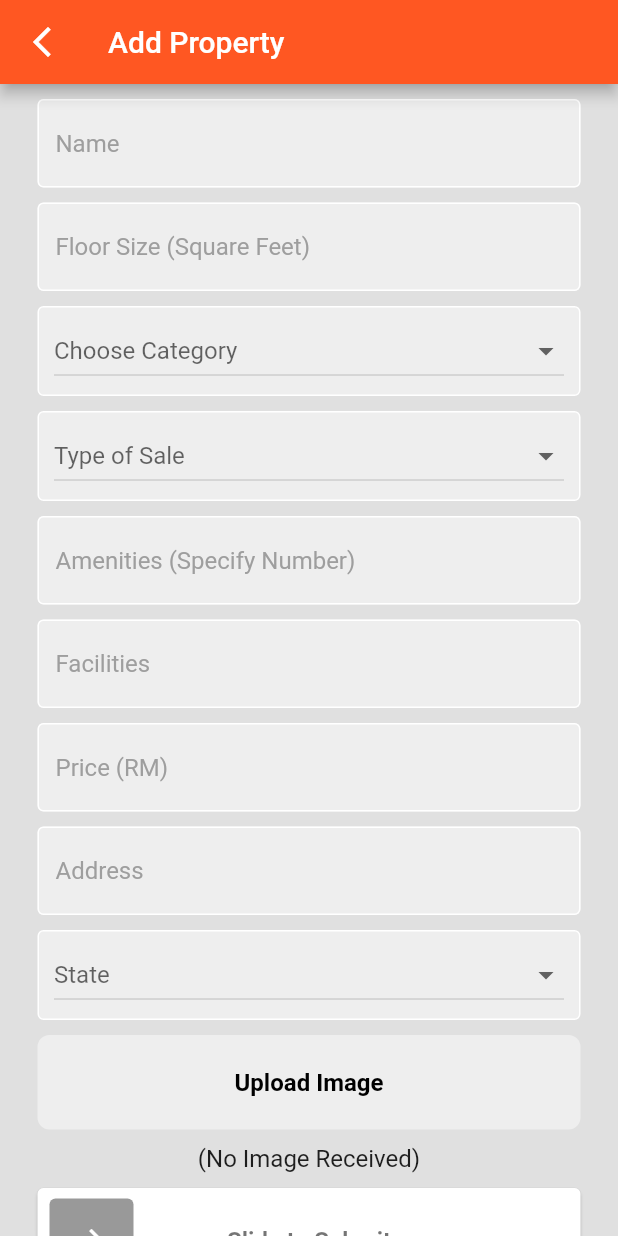
After one commit to taiteng/6002CEM_G4_ProjectJen, a Flutter app: the OwnerAddProperty screen opened directly, on a phone screen of 412 x 824 dp. The commit adds this screen. Run offline on Flutter 3.47's test engine with Material 2 defaults, Android fonts, the phone set to English and light mode, and no system bars; drawn by our look-alikes of slide_to_act; our stand-ins replace cloud_firestore, file_picker, firebase_auth, firebase_core, firebase_storage, google_sign_in and 1 more; accounts and stored records are empty.

Commit message:
done upload file function, fixed UI and done form owner property

```diff
--- a/lib/(Demo)home.dart
+++ b/lib/(Demo)home.dart
@@ -1,5 +1,5 @@
 import 'package:flutter/material.dart';
-import 'package:projectjen/(Demo)get_property_details.dart';
+import 'package:projectjen/user_get_recently_viewed.dart';
 import 'package:cloud_firestore/cloud_firestore.dart';
 
 class Home extends StatefulWidget {
@@ -49,7 +49,7 @@ class _HomeState extends State<Home> {
                             child: ListTile(
                               leading: Icon(Icons.home),
                               tileColor: Colors.yellowAccent,
-                              title: GetPropertyDetails(propertyID: propertyIDs[index],),
+                              title: GetRecentlyViewed(propertyID: propertyIDs[index],),
                             ),
                           );
                         },
--- /dev/null
+++ b/lib/owner_add_property.dart
@@ -0,0 +1,339 @@
+import 'dart:io';
+import 'package:slide_to_act/slide_to_act.dart';
+import 'package:flutter/cupertino.dart';
+import 'package:flutter/material.dart';
+import 'package:projectjen/owner_home.dart';
+import 'package:projectjen/property_text_field.dart';
+import 'package:file_picker/file_picker.dart';
+import 'package:firebase_storage/firebase_storage.dart';
+
+class OwnerAddProperty extends StatefulWidget {
+  const OwnerAddProperty({Key? key}) : super(key: key);
+
+  @override
+  State<OwnerAddProperty> createState() => _OwnerAddPropertyState();
+}
+
+class _OwnerAddPropertyState extends State<OwnerAddProperty> {
+
+  final nameController = TextEditingController();
+  final floorSizeController = TextEditingController();
+  final priceController = TextEditingController();
+  final locationController = TextEditingController();
+  final amenityController = TextEditingController();
+  final facilityController = TextEditingController();
+
+  String? categoryValue, saleTypeValue, stateValue;
+
+  // XFile? image;
+  //
+  // final ImagePicker picker = ImagePicker();
+  //
+  // Future getImage() async {
+  //   var img = await picker.pickImage(source: ImageSource.gallery);
+  //
+  //   setState(() {
+  //     image = img;
+  //   });
+  // }
+
+  // image != null
+  // ? Padding(
+  // padding: const EdgeInsets.all(4),
+  // child: ClipRRect(
+  // borderRadius: BorderRadius.circular(8),
+  // child: Image.file(
+  // //to show image, you type like this.
+  // File(image!.path),
+  // fit: BoxFit.cover,
+  // width: MediaQuery.of(context).size.width,
+  // height: 200,
+  // ),
+  // ),
+  // )
+  //     : Text(
+  // "(No Image Received)",
+  // style: TextStyle(fontSize: 16),
+  // ),
+
+  PlatformFile? _pickedFile;
+  UploadTask? _uploadTask;
+
+  Future selectFile() async{
+    final result = await FilePicker.platform.pickFiles();
+    if(result == null) return;
+
+    setState(() {
+      _pickedFile = result.files.first;
+    });
+  }
+
+  Future uploadFile() async{
+    final path = 'PropertyImages/${_pickedFile!.name}';
+    final file = File(_pickedFile!.path!);
+
+    final ref = FirebaseStorage.instance.ref().child(path);
+    setState(() {
+      _uploadTask = ref.putFile(file);
+    });
+
+    final snapshot = await _uploadTask!.whenComplete(() {});
+
+    final urlDownload = await snapshot.ref.getDownloadURL();
+    print('Download URL: $urlDownload');
+
+    setState(() {
+      _uploadTask = null;
+    });
+  }
+
+  @override
+  void dispose(){
+    nameController.dispose();
+    floorSizeController.dispose();
+    priceController.dispose();
+    locationController.dispose();
+    amenityController.dispose();
+    facilityController.dispose();
+
+    super.dispose();
+  }
+
+  Widget buildProgress() => StreamBuilder<TaskSnapshot>(
+    stream: _uploadTask?.snapshotEvents,
+    builder: (context, snapshot){
+      if(snapshot.hasData){
+        final data = snapshot.data!;
+        double progress = data.bytesTransferred / data.totalBytes;
+
+        return SizedBox(
+          height: 50,
+          child: Stack(
+            fit: StackFit.expand,
+            children: [
+              LinearProgressIndicator(
+                value: progress,
+                backgroundColor: Colors.grey.shade200,
+                color: Colors.deepOrangeAccent,
+              ),
+              Center(
+                child: Text(
+                  '${(100 * progress).round()}%',
+                  style: TextStyle(
+                    color: Colors.white,
+                  ),
+                ),
+              ),
+            ],
+          ),
+        );
+      }
+      else{
+        return Text('Smtg went wrong :(');
+      }
+    },
+  );
+
+  @override
+  Widget build(BuildContext context) {
+    return Scaffold(
+      resizeToAvoidBottomInset: false,
+      appBar: AppBar(
+        title: const Text('Add Property'),
+        leading: IconButton(
+          icon: Icon(Icons.arrow_back_ios_new),
+          onPressed: () {
+            Navigator.push(context, MaterialPageRoute(builder: (context) => const OwnerHome(),),);
+          },
+        ),
+      ),
+      backgroundColor: Colors.grey[300],
+      body: SingleChildScrollView(
+        child: Center(
+          child: Column(
+            mainAxisAlignment: MainAxisAlignment.center,
+            children: [
+              SizedBox(height: 10,),
+              PropertyTextField(
+                controller: nameController,
+                hintText: 'Name',
+              ),
+              SizedBox(height: 10,),
+              PropertyTextField(
+                controller: floorSizeController,
+                hintText: 'Floor Size (Square Feet)',
+              ),
+              SizedBox(height: 10,),
+              Padding(
+                padding: const EdgeInsets.symmetric(horizontal: 25.0),
+                child: Container(
+                  padding: const EdgeInsets.symmetric(horizontal: 10, vertical: 5,),
+                  decoration: BoxDecoration(
+                    color: Colors.grey.shade200,
+                    border: Border.all(
+                      width: 1,
+                      color: Colors.white,
+                    ),
+                    borderRadius: BorderRadius.circular(4),
+                  ),
+                  child: DropdownButton(
+                    value: categoryValue,
+                    isExpanded: true,
+                    hint: const Align(
+                      alignment: Alignment.centerLeft,
+                      child: Text('Choose Category'),
+                    ),
+                    items: ['Villa', 'Shop', 'Condo', 'Apartment', 'Studio', 'Bangalow', 'Castle', 'Others',].map((v) => DropdownMenuItem(value: v, child: Text(v))).toList(),
+                    onChanged: (String? newValue) {
+                      setState(() {
+                        categoryValue = newValue!;
+                      });
+                    },
+                  ),
+                ),
+              ),
+              SizedBox(height: 10,),
+              Padding(
+                padding: const EdgeInsets.symmetric(horizontal: 25.0),
+                child: Container(
+                  padding: const EdgeInsets.symmetric(horizontal: 10, vertical: 5,),
+                  decoration: BoxDecoration(
+                    color: Colors.grey.shade200,
+                    border: Border.all(
+                      width: 1,
+                      color: Colors.white,
+                    ),
+                    borderRadius: BorderRadius.circular(4),
+                  ),
+                  child: DropdownButton(
+                    value: saleTypeValue,
+                    isExpanded: true,
+                    hint: const Align(
+                      alignment: Alignment.centerLeft,
+                      child: Text('Type of Sale'),
+                    ),
+                    items: ['Rent', 'Sell',].map((v) => DropdownMenuItem(value: v, child: Text(v))).toList(),
+                    onChanged: (String? newValue) {
+                      setState(() {
+                        saleTypeValue = newValue!;
+                      });
+                    },
+                  ),
+                ),
+              ),
+              SizedBox(height: 10,),
+              PropertyTextField(
+                controller: amenityController,
+                hintText: 'Amenities (Specify Number)',
+              ),
+              SizedBox(height: 10,),
+              PropertyTextField(
+                controller: facilityController,
+                hintText: 'Facilities',
+              ),
+              SizedBox(height: 10,),
+              PropertyTextField(
+                controller: priceController,
+                hintText: 'Price (RM)',
+              ),
+              SizedBox(height: 10,),
+              PropertyTextField(
+                controller: locationController,
+                hintText: 'Address',
+              ),
+              SizedBox(height: 10,),
+              Padding(
+                padding: const EdgeInsets.symmetric(horizontal: 25.0),
+                child: Container(
+                  padding: const EdgeInsets.symmetric(horizontal: 10, vertical: 5,),
+                  decoration: BoxDecoration(
+                    color: Colors.grey.shade200,
+                    border: Border.all(
+                      width: 1,
+                      color: Colors.white,
+                    ),
+                    borderRadius: BorderRadius.circular(4),
+                  ),
+                  child: DropdownButton(
+                    value: stateValue,
+                    isExpanded: true,
+                    hint: const Align(
+                      alignment: Alignment.centerLeft,
+                      child: Text('State'),
+                    ),
+                    items: ['Perlis', 'Kedah', 'Penang', 'Perak', 'Selangor', 'Negeri Sembilan', 'Malacca', 'Johore', 'Kelantan', 'Terengganu', 'Pahang', 'Kuala Lumpur', 'Putrajaya',].map((v) => DropdownMenuItem(value: v, child: Text(v))).toList(),
+                    onChanged: (String? newValue) {
+                      setState(() {
+                        stateValue = newValue!;
+                      });
+                    },
+                  ),
+                ),
+              ),
+              SizedBox(height: 10,),
+              GestureDetector(
+                onTap: (){
+                  selectFile();
+                },
+                child: Container(
+                  padding: const EdgeInsets.all(22),
+                  margin: const EdgeInsets.symmetric(horizontal: 25),
+                  decoration: BoxDecoration(
+                    color: Colors.grey.shade200,
+                    borderRadius: BorderRadius.circular(8),
+                  ),
+                  child: const Center(
+                    child: Text(
+                      "Upload Image",
+                      style: TextStyle(
+                        color: Colors.black,
+                        fontWeight: FontWeight.bold,
+                        fontSize: 16,
+                      ),
+                    ),
+                  ),
+                ),
+              ),
+              SizedBox(height: 10,),
+              _pickedFile != null
+                  ? Padding(
+                padding: const EdgeInsets.all(20),
+                child: Image.file(
+                  File(_pickedFile!.path!),
+                  fit: BoxFit.cover,
+                  width: MediaQuery.of(context).size.width,
+                  height: 200,
+                ),
+              )
+                  : Text(
+                "(No Image Received)",
+                style: TextStyle(fontSize: 16),
+              ),
+              SizedBox(height: 10,),
+              Padding(
+                padding: const EdgeInsets.symmetric(horizontal: 25.0),
+                child: SlideAction(
+                  onSubmit: (){ },
+                  borderRadius: 4,
+                  innerColor: CupertinoColors.inactiveGray,
+                  outerColor: CupertinoColors.white,
+                  elevation: 1,
+                  text: 'Slide to Submit',
+                  textStyle: TextStyle(
+                    fontWeight: FontWeight.w600,
+                    fontSize: 16,
+                    color: Colors.black54,
+                  ),
+                  //sliderRotate: false,
+                ),
+              ),
+              SizedBox(height: 10,),
+              buildProgress(),
+              SizedBox(height: 10,),
+            ],
+          ),
+        ),
+      ),
+    );
+  }
+}
--- /dev/null
+++ b/lib/property_text_field.dart
@@ -0,0 +1,33 @@
+import 'package:flutter/material.dart';
+
+class PropertyTextField extends StatelessWidget {
+  final controller;
+  final String hintText;
+
+  const PropertyTextField({
+    super.key,
+    required this.controller,
+    required this.hintText,
+  });
+
+  @override
+  Widget build(BuildContext context) {
+    return Padding(
+      padding: const EdgeInsets.symmetric(horizontal: 25.0),
+      child: TextField(
+        controller: controller,
+        decoration: InputDecoration(
+          enabledBorder: const OutlineInputBorder(
+            borderSide: BorderSide(color: Colors.white),
+          ),
+          focusedBorder: OutlineInputBorder(
+            borderSide: BorderSide(color: Colors.grey.shade400),
+          ),
+          fillColor: Colors.grey.shade200,
+          filled: true,
+          hintText: hintText,
+          hintStyle: TextStyle(color: Colors.grey[500]),),
+      ),
+    );
+  }
+}
--- a/lib/user_function.dart
+++ b/lib/user_function.dart
@@ -1,4 +1,3 @@
-import 'package:cloud_firestore/cloud_firestore.dart';
 import 'package:firebase_auth/firebase_auth.dart';
 
 class getUserInfo {
--- a/lib/(Demo)get_property_details.dart
+++ b/lib/user_get_recently_viewed.dart
@@ -1,11 +1,11 @@
 import 'package:flutter/material.dart';
 import 'package:cloud_firestore/cloud_firestore.dart';
 
-class GetPropertyDetails extends StatelessWidget {
+class GetRecentlyViewed extends StatelessWidget {
 
   final String propertyID;
 
-  const GetPropertyDetails({Key? key, required this.propertyID}) : super(key: key);
+  const GetRecentlyViewed({Key? key, required this.propertyID}) : super(key: key);
 
   @override
   Widget build(BuildContext context) {
--- a/pubspec.yaml
+++ b/pubspec.yaml
@@ -23,11 +23,13 @@ dev_dependencies:
   firebase_auth: ^4.5.0
   firebase_core: ^2.11.0
   cloud_firestore: ^4.6.0
+  firebase_storage: ^11.1.2
   confetti: ^0.7.0
   google_sign_in: ^6.1.0
   provider: ^6.0.5
   hidden_drawer_menu: ^3.0.1
   slide_to_act: ^2.0.1
+  file_picker: ^5.3.0
 
 flutter:
 
```
Also changed, not shown: lib/home.dart (+4 -4 lines), lib/owner_home.dart (+25 -0 lines), lib/user_recently_viewed.dart (+56 -4 lines), lib/user_settings.dart (+0 -30 lines), lib/owner_add_task.dart (deleted), lib/owner_edit_property.dart (added), lib/owner_edit_task.dart (deleted), lib/user_home.dart (deleted), pubspec.lock.
